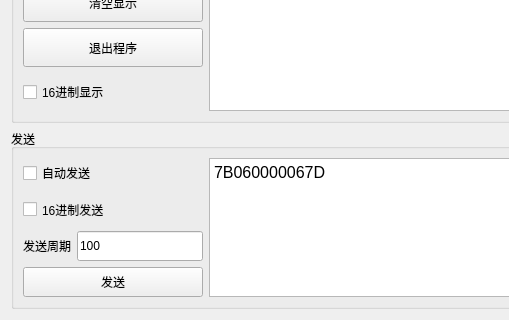
Old version of the form CWinSerial.ui in the repository link8001/aip-serial; both pictures show x 0 to 509 and y 280 to 600 of the 800 by 600 pixel window.
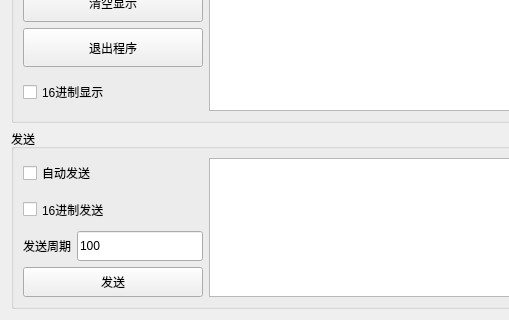
New version of the form.

Commit message: 使用QSerialPort

Patch:
```diff
--- a/CWinSerial.ui
+++ b/CWinSerial.ui
@@ -362,13 +362,6 @@
           <verstretch>0</verstretch>
          </sizepolicy>
         </property>
-        <property name="html">
-         <string>&lt;!DOCTYPE HTML PUBLIC &quot;-//W3C//DTD HTML 4.0//EN&quot; &quot;http://www.w3.org/TR/REC-html40/strict.dtd&quot;&gt;
-&lt;html&gt;&lt;head&gt;&lt;meta name=&quot;qrichtext&quot; content=&quot;1&quot; /&gt;&lt;style type=&quot;text/css&quot;&gt;
-p, li { white-space: pre-wrap; }
-&lt;/style&gt;&lt;/head&gt;&lt;body style=&quot; font-family:'Sans Serif'; font-size:9pt; font-weight:400; font-style:normal;&quot;&gt;
-&lt;p style=&quot; margin-top:0px; margin-bottom:0px; margin-left:0px; margin-right:0px; -qt-block-indent:0; text-indent:0px;&quot;&gt;&lt;span style=&quot; font-size:12pt;&quot;&gt;7B060000067D&lt;/span&gt;&lt;/p&gt;&lt;/body&gt;&lt;/html&gt;</string>
-        </property>
        </widget>
       </item>
      </layout>
```
The commit also changes 10 other files.
